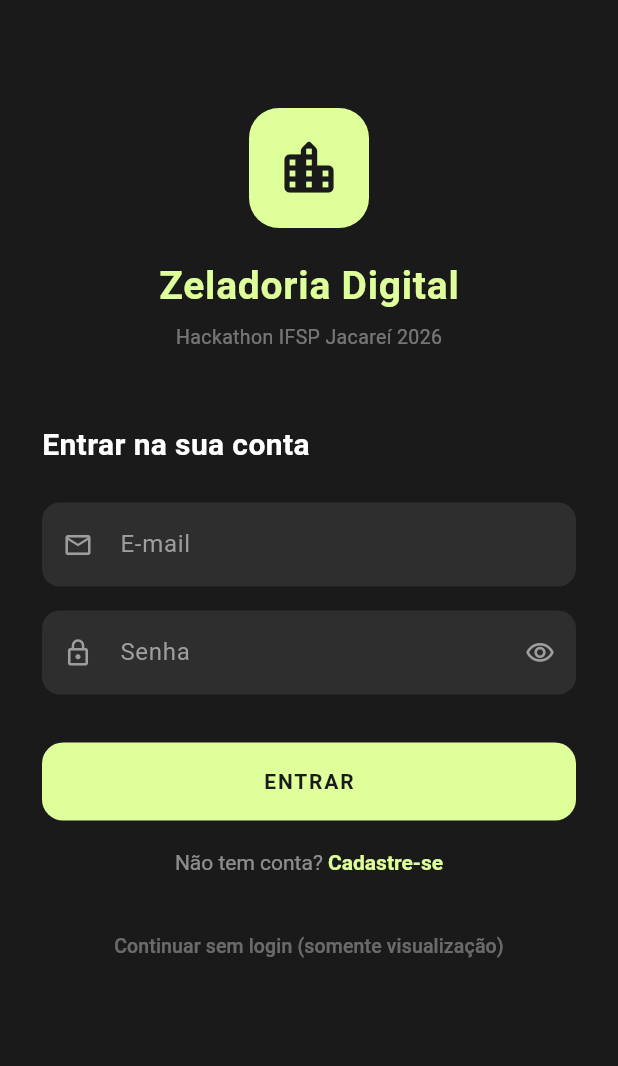
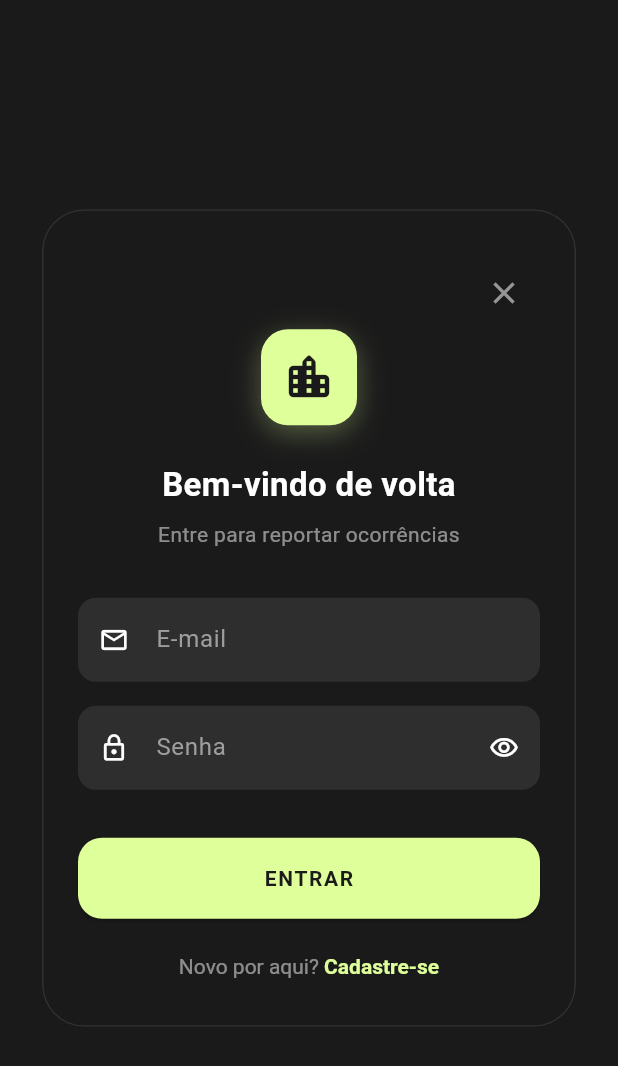
Before and after one commit to henriquecarvalhodeandrade/hackathon-ifsp-jcr-2026, a Flutter app: the LoginScreen widget shown alone on an empty page, opened directly, on a phone screen of 412 x 824 dp. Shown: the top 1066 px of the screen. Run offline on Flutter 3.47's test engine with Material 3 defaults, Android fonts, the light colour scheme and no system bars; our stand-ins replace cloud_firestore, firebase_auth, firebase_core, firebase_storage, flutter_map, geolocator and 2 more; accounts and stored records are empty; network calls fail; statements that could not run were skipped.

```diff
--- a/lib/screens/login_screen.dart
+++ b/lib/screens/login_screen.dart
@@ -1,3 +1,4 @@
+import 'dart:ui';
 import 'package:flutter/material.dart';
 import '../services/auth_service.dart';
 
@@ -81,70 +82,90 @@ class _LoginScreenState extends State<LoginScreen>
 
   @override
   Widget build(BuildContext context) {
-    return Scaffold(
-      backgroundColor: const Color(0xFF1A1A1A),
-      body: SafeArea(
+    // Pegamos o bottom inset para não ficar atrás do teclado
+    final bottomInset = MediaQuery.of(context).viewInsets.bottom;
+
+    return Center(
+      child: SingleChildScrollView(
+        child: Container(
+          margin: EdgeInsets.fromLTRB(28, 40, 28, 40 + bottomInset),
+          constraints: const BoxConstraints(maxWidth: 400),
+          child: ClipRRect(
+            borderRadius: BorderRadius.circular(28),
+            child: BackdropFilter(
+              filter: ImageFilter.blur(sigmaX: 15, sigmaY: 15),
+              child: Material(
+                color: const Color(0xFF1A1A1A).withOpacity(0.6),
+                shape: RoundedRectangleBorder(
+                  borderRadius: BorderRadius.circular(28),
+                  side: BorderSide(color: Colors.white.withOpacity(0.1)),
+                ),
                 child: FadeTransition(
                   opacity: _fadeAnim,
-          child: SingleChildScrollView(
-            padding: const EdgeInsets.symmetric(horizontal: 28, vertical: 40),
+                  child: Padding(
+                    padding: const EdgeInsets.symmetric(horizontal: 24, vertical: 32),
                     child: Form(
                       key: _formKey,
                       child: Column(
+                        mainAxisSize: MainAxisSize.min,
                         crossAxisAlignment: CrossAxisAlignment.stretch,
                         children: [
-                  const SizedBox(height: 32),
+                          // Botão fechar
+                          Align(
+                            alignment: Alignment.topRight,
+                            child: IconButton(
+                              onPressed: () => Navigator.of(context).pop(),
+                              icon: const Icon(Icons.close, color: Colors.white54),
+                            ),
+                          ),
 
-                  // Logo / branding
+                          // Logo
                           Center(
                             child: Container(
-                      width: 80,
-                      height: 80,
+                              width: 64,
+                              height: 64,
                               decoration: BoxDecoration(
                                 color: const Color(0xFFDEFF9A),
-                        borderRadius: BorderRadius.circular(20),
+                                borderRadius: BorderRadius.circular(18),
+                                boxShadow: [
+                                  BoxShadow(
+                                    color: const Color(0xFFDEFF9A).withOpacity(0.3),
+                                    blurRadius: 15,
+                                    offset: const Offset(0, 5),
+                                  ),
+                                ],
                               ),
                               child: const Icon(
                                 Icons.location_city_rounded,
                                 color: Color(0xFF1A1A1A),
-                        size: 44,
+                                size: 36,
                               ),
                             ),
                           ),
-                  const SizedBox(height: 20),
-                  const Center(
-                    child: Text(
-                      'Zeladoria Digital',
-                      style: TextStyle(
-                        color: Color(0xFFDEFF9A),
-                        fontSize: 26,
-                        fontWeight: FontWeight.bold,
-                        letterSpacing: 0.5,
-                      ),
-                    ),
-                  ),
-                  const SizedBox(height: 6),
-                  Center(
-                    child: Text(
-                      'Hackathon IFSP Jacareí 2026',
-                      style: TextStyle(
-                        color: Colors.white.withOpacity(0.4),
-                        fontSize: 13,
-                      ),
-                    ),
-                  ),
-                  const SizedBox(height: 48),
+                          const SizedBox(height: 24),
 
-                  // Título do formulário
+                          // Título
                           Text(
-                    _isLogin ? 'Entrar na sua conta' : 'Criar conta',
+                            _isLogin ? 'Bem-vindo de volta' : 'Criar nova conta',
+                            textAlign: TextAlign.center,
                             style: const TextStyle(
                               color: Colors.white,
-                      fontSize: 20,
+                              fontSize: 22,
                               fontWeight: FontWeight.bold,
                             ),
                           ),
-                  const SizedBox(height: 24),
+                          const SizedBox(height: 8),
+                          Text(
+                            _isLogin
+                                ? 'Entre para reportar ocorrências'
+                                : 'Junte-se à Zeladoria Digital',
+                            textAlign: TextAlign.center,
+                            style: TextStyle(
+                              color: Colors.white.withOpacity(0.5),
+                              fontSize: 14,
+                            ),
+                          ),
+                          const SizedBox(height: 32),
 
                           // E-mail
                           TextFormField(
@@ -153,7 +174,7 @@ class _LoginScreenState extends State<LoginScreen>
                             style: const TextStyle(color: Colors.white),
                             decoration: const InputDecoration(
                               labelText: 'E-mail',
-                      prefixIcon: Icon(Icons.email_outlined, color: Color(0xFF9E9E9E), size: 20),
+                              prefixIcon: Icon(Icons.email_outlined, size: 20),
                             ),
                             validator: (v) {
                               if (v == null || v.trim().isEmpty) return 'Informe seu e-mail.';
@@ -170,11 +191,10 @@ class _LoginScreenState extends State<LoginScreen>
                             style: const TextStyle(color: Colors.white),
                             decoration: InputDecoration(
                               labelText: 'Senha',
-                      prefixIcon: const Icon(Icons.lock_outline, color: Color(0xFF9E9E9E), size: 20),
+                              prefixIcon: const Icon(Icons.lock_outline, size: 20),
                               suffixIcon: IconButton(
                                 icon: Icon(
                                   _senhaVisivel ? Icons.visibility_off_outlined : Icons.visibility_outlined,
-                          color: const Color(0xFF9E9E9E),
                                   size: 20,
                                 ),
                                 onPressed: () => setState(() => _senhaVisivel = !_senhaVisivel),
@@ -188,42 +208,33 @@ class _LoginScreenState extends State<LoginScreen>
                           ),
                           const SizedBox(height: 32),
 
-                  // Botão principal
+                          // Botão entrar
                           SizedBox(
-                    height: 52,
+                            height: 54,
                             child: ElevatedButton(
                               onPressed: _isLoading ? null : _submit,
                               style: ElevatedButton.styleFrom(
                                 backgroundColor: const Color(0xFFDEFF9A),
                                 foregroundColor: const Color(0xFF1A1A1A),
-                        disabledBackgroundColor: const Color(0xFF9EAF6A),
                                 shape: RoundedRectangleBorder(
-                          borderRadius: BorderRadius.circular(14),
+                                  borderRadius: BorderRadius.circular(16),
                                 ),
-                        elevation: 0,
                               ),
                               child: _isLoading
                                   ? const SizedBox(
-                              width: 22,
-                              height: 22,
-                              child: CircularProgressIndicator(
-                                strokeWidth: 2.5,
-                                color: Color(0xFF1A1A1A),
-                              ),
+                                      width: 24,
+                                      height: 24,
+                                      child: CircularProgressIndicator(strokeWidth: 3, color: Color(0xFF1A1A1A)),
                                     )
                                   : Text(
                                       _isLogin ? 'ENTRAR' : 'CRIAR CONTA',
-                              style: const TextStyle(
-                                fontWeight: FontWeight.bold,
-                                fontSize: 14,
-                                letterSpacing: 1.2,
+                                      style: const TextStyle(fontWeight: FontWeight.bold, letterSpacing: 1.1),
                                     ),
                             ),
                           ),
-                  ),
-                  const SizedBox(height: 20),
+                          const SizedBox(height: 24),
 
-                  // Alternar login/cadastro
+                          // Alternar
                           GestureDetector(
                             onTap: () => setState(() {
                               _isLogin = !_isLogin;
@@ -235,13 +246,11 @@ class _LoginScreenState extends State<LoginScreen>
                                   style: const TextStyle(fontSize: 14),
                                   children: [
                                     TextSpan(
-                              text: _isLogin
-                                  ? 'Não tem conta? '
-                                  : 'Já tem conta? ',
+                                      text: _isLogin ? 'Novo por aqui? ' : 'Já tem conta? ',
                                       style: TextStyle(color: Colors.white.withOpacity(0.5)),
                                     ),
                                     TextSpan(
-                              text: _isLogin ? 'Cadastre-se' : 'Entrar',
+                                      text: _isLogin ? 'Cadastre-se' : 'Faça Login',
                                       style: const TextStyle(
                                         color: Color(0xFFDEFF9A),
                                         fontWeight: FontWeight.bold,
@@ -252,21 +261,11 @@ class _LoginScreenState extends State<LoginScreen>
                               ),
                             ),
                           ),
-                  const SizedBox(height: 24),
-
-                  // Continuar sem login
-                  TextButton(
-                    onPressed: () => Navigator.of(context).pop(false),
-                    child: Text(
-                      'Continuar sem login (somente visualização)',
-                      style: TextStyle(
-                        color: Colors.white.withOpacity(0.35),
-                        fontSize: 13,
-                      ),
-                      textAlign: TextAlign.center,
+                        ],
                       ),
                     ),
-                ],
+                  ),
+                ),
               ),
             ),
           ),
--- a/lib/widgets/report_modal.dart
+++ b/lib/widgets/report_modal.dart
@@ -188,6 +188,8 @@ class _ReportModalState extends State<ReportModal> {
   @override
   Widget build(BuildContext context) {
     final bottomInset = MediaQuery.of(context).viewInsets.bottom;
+    // final lat = widget.currentPosition.latitude.toStringAsFixed(5);
+    // final lng = widget.currentPosition.longitude.toStringAsFixed(5);
 
     return Container(
       decoration: const BoxDecoration(
@@ -335,6 +337,7 @@ class _ReportModalState extends State<ReportModal> {
                     color: _fotoSelecionada != null
                         ? const Color(0xFFDEFF9A).withOpacity(0.5)
                         : Colors.white.withOpacity(0.1),
+                    style: BorderStyle.solid,
                   ),
                 ),
                 clipBehavior: Clip.hardEdge,
```
Also changed, not shown: lib/main.dart (+9 -10 lines), lib/screens/map_screen.dart (+247 -236 lines), 1 other file. Lines whose indentation alone changed are shown as unchanged.
